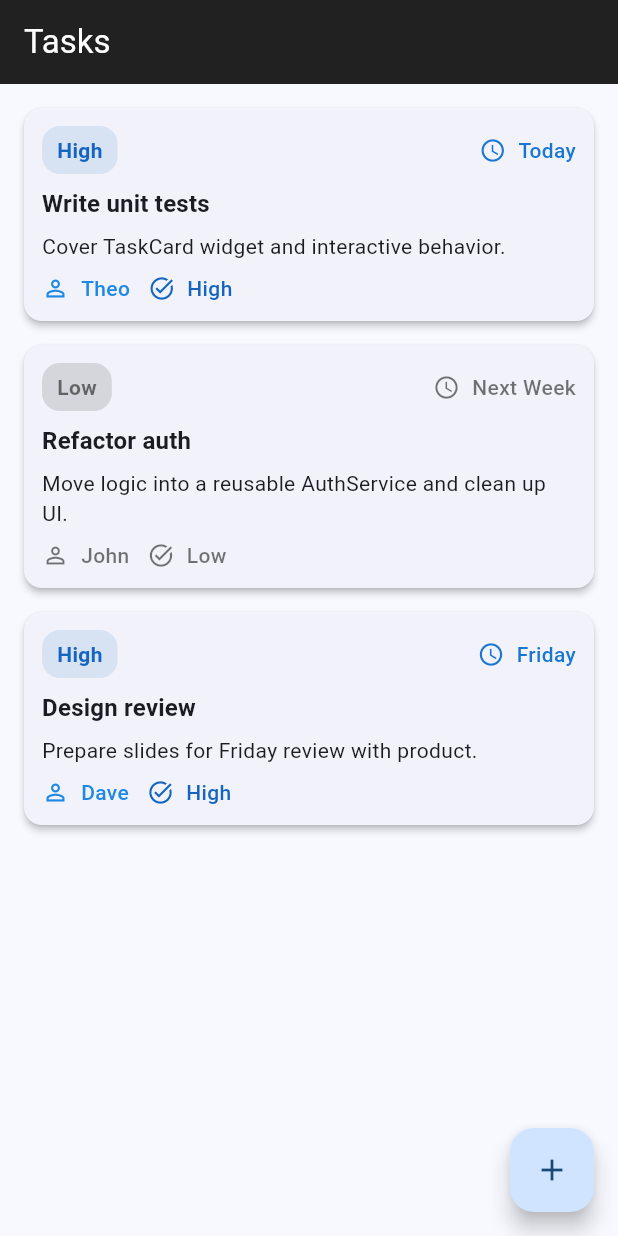
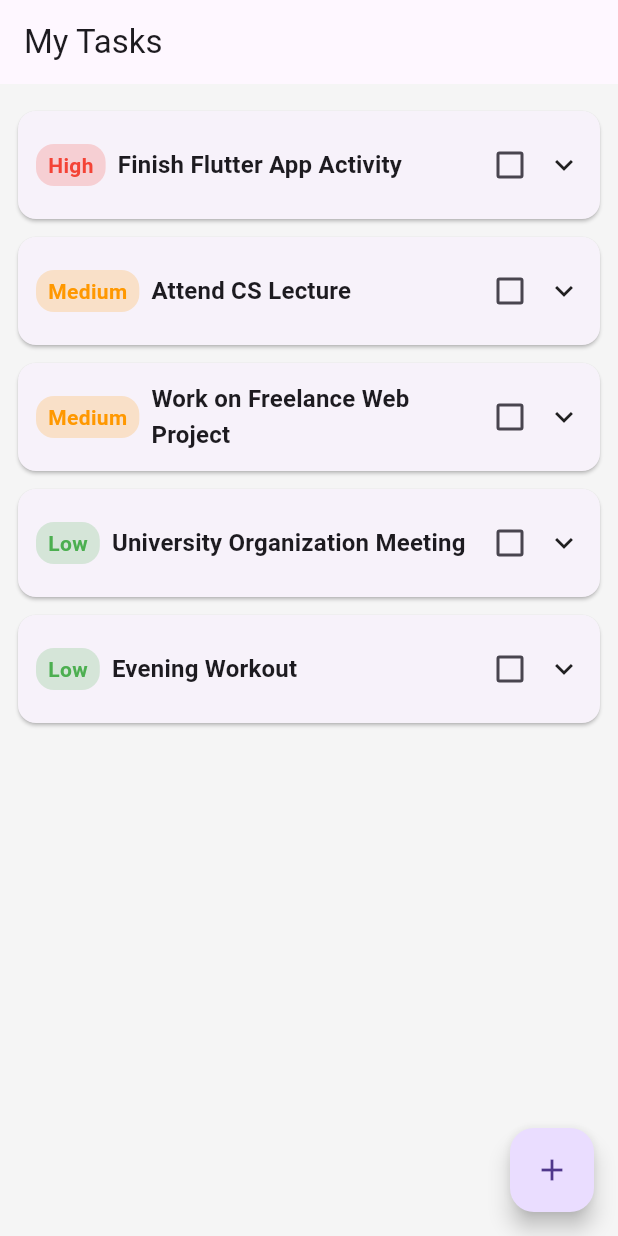
Before and after one commit to Theo-retical808/exercises, a Flutter app: the screen it shows after launch, on a phone screen of 412 x 824 dp. Run offline on Flutter 3.47's test engine with Material 3 defaults, Android fonts, the light colour scheme and no system bars.

Commit message:
D: extracted widgets and updated demo data

```diff
--- a/lib/main.dart
+++ b/lib/main.dart
@@ -1,314 +1,175 @@
-// main.dart
 import 'package:flutter/material.dart';
+import 'widgets/task_card.dart';
+import 'widgets/expandable_task_card.dart';
 
-void main() => runApp(const TaskApp());
+void main() {
+  runApp(const MyApp());
+}
 
-class TaskApp extends StatelessWidget {
-  const TaskApp({super.key});
+class MyApp extends StatelessWidget {
+  const MyApp({super.key});
 
   @override
   Widget build(BuildContext context) {
     return MaterialApp(
-      title: 'Widget Fundamentals Demo',
+      title: 'Task Manager',
       theme: ThemeData(
-        useMaterial3: true,
-        colorScheme: ColorScheme.fromSeed(
-          seedColor: Colors.blue,
-          brightness: Brightness.light,
-        ),
-        appBarTheme: const AppBarTheme(
-          backgroundColor: Colors.black87,
-          foregroundColor: Colors.white,
-        ),
+        primarySwatch: Colors.blue,
+        scaffoldBackgroundColor: Colors.grey[100],
       ),
       home: const TaskListPage(),
     );
   }
 }
 
+class Task {
+  final String title;
+  final String description;
+  final String priority;
+  final String? dueDate;
+  final String? assignee;
+
+  Task({
+    required this.title,
+    required this.description,
+    required this.priority,
+    this.dueDate,
+    this.assignee,
+  });
+}
+
+// Custom demo tasks
+final List<Task> _demoTasks = [
+  Task(
+    title: 'Finish Flutter App Activity',
+    description: 'Complete the personalized widgets and expandable task card activity for Flutter class.',
+    priority: 'High',
+    dueDate: 'Today 11:59 PM',
+    assignee: 'Theo',
+  ),
+  Task(
+    title: 'Attend CS Lecture',
+    description: 'Join the online lecture for Data Structures class and take notes.',
+    priority: 'Medium',
+    dueDate: 'Today 2:00 PM',
+    assignee: 'Self',
+  ),
+  Task(
+    title: 'Work on Freelance Web Project',
+    description: 'Implement the new feature requested by the client for the website dashboard.',
+    priority: 'Medium',
+    dueDate: 'Tomorrow 6:00 PM',
+    assignee: 'Self',
+  ),
+  Task(
+    title: 'University Organization Meeting',
+    description: 'Participate in student council planning meeting for upcoming university events.',
+    priority: 'Low',
+    dueDate: 'Today 5:00 PM',
+    assignee: 'Student Council',
+  ),
+  Task(
+    title: 'Evening Workout',
+    description: 'Follow the calisthenics routine in Thenix app for daily strength training.',
+    priority: 'Low',
+    dueDate: 'Today 8:00 PM',
+    assignee: 'Self',
+  ),
+];
+
 class TaskListPage extends StatelessWidget {
   const TaskListPage({super.key});
-
-  static final _demoTasks = [
-    {
-      'title': 'Write unit tests',
-      'description': 'Cover TaskCard widget and interactive behavior.',
-      'priority': 'High',
-      'dueDate': 'Today',
-      'assignee': 'Theo',
-      'tags': ['Testing', 'Flutter'],
-    },
-    {
-      'title': 'Refactor auth',
-      'description': 'Move logic into a reusable AuthService and clean up UI.',
-      'priority': 'Low',
-      'dueDate': 'Next Week',
-      'assignee': 'John',
-      'tags': ['Backend', 'Security'],
-    },
-    {
-      'title': 'Design review',
-      'description': 'Prepare slides for Friday review with product.',
-      'priority': 'High',
-      'dueDate': 'Friday',
-      'assignee': 'Dave',
-      'tags': ['Design', 'Review'],
-    },
-  ];
 
   @override
   Widget build(BuildContext context) {
     return Scaffold(
-      appBar: AppBar(title: const Text('Tasks')),
-      body: ListView.separated(
+      appBar: AppBar(
+        title: const Text('My Tasks'),
+      ),
+      body: ListView.builder(
         padding: const EdgeInsets.all(12),
         itemCount: _demoTasks.length,
-        separatorBuilder: (_, __) => const SizedBox(height: 8),
-        itemBuilder: (context, i) {
-          final t = _demoTasks[i];
-          return TaskCard(
-            title: t['title']! as String,
-            description: t['description']! as String,
-            priority: t['priority']! as String,
-            dueDate: t['dueDate'] as String?,
-            assignee: t['assignee'] as String?,
-            tags: (t['tags'] as List<dynamic>?)?.cast<String>(),
+        itemBuilder: (context, index) {
+          final task = _demoTasks[index];
+
+          // Using ExpandableTaskCard for demo
+          return ExpandableTaskCard(
+            title: task.title,
+            description: task.description,
+            priority: task.priority,
+            dueDate: task.dueDate,
+            assignee: task.assignee,
           );
         },
       ),
       floatingActionButton: FloatingActionButton(
-        onPressed: () => _openAddModal(context),
+        onPressed: () => _showCreateTaskModal(context),
         child: const Icon(Icons.add),
       ),
     );
   }
 
-  void _openAddModal(BuildContext context) {
+  void _showCreateTaskModal(BuildContext context) {
+    String selectedPriority = 'Medium';
     final titleController = TextEditingController(text: 'Weekly sync notes');
-    final descController = TextEditingController(text: 'Discuss weekly updates');
-    String selectedPriority = 'High';
+    final descriptionController = TextEditingController();
 
     showModalBottomSheet(
       context: context,
       isScrollControlled: true,
-      builder: (_) => StatefulBuilder(
-        builder: (context, setState) {
-          return Padding(
+      builder: (context) => StatefulBuilder(
+        builder: (context, setState) => Padding(
           padding: EdgeInsets.only(
             bottom: MediaQuery.of(context).viewInsets.bottom,
+            left: 16,
+            right: 16,
+            top: 16,
           ),
-            child: Padding(
-              padding: const EdgeInsets.all(16),
           child: Column(
             mainAxisSize: MainAxisSize.min,
+            crossAxisAlignment: CrossAxisAlignment.start,
             children: [
-                  Text('Add Task', style: Theme.of(context).textTheme.titleLarge),
+              const Text(
+                'Create Task',
+                style: TextStyle(fontSize: 20, fontWeight: FontWeight.bold),
+              ),
               const SizedBox(height: 12),
               TextField(
                 controller: titleController,
                 decoration: const InputDecoration(labelText: 'Title'),
               ),
-                  const SizedBox(height: 8),
               TextField(
-                    controller: descController,
-                    maxLines: 2,
+                controller: descriptionController,
                 decoration: const InputDecoration(labelText: 'Description'),
               ),
-                  const SizedBox(height: 8),
+              const SizedBox(height: 12),
               DropdownButton<String>(
                 value: selectedPriority,
-                    isExpanded: true,
                 items: ['High', 'Medium', 'Low']
-                        .map((p) => DropdownMenuItem(value: p, child: Text(p)))
+                    .map((p) => DropdownMenuItem(
+                          value: p,
+                          child: Text(p),
+                        ))
                     .toList(),
-                    onChanged: (v) {
-                      if (v != null) setState(() => selectedPriority = v);
-                    },
+                onChanged: (v) => setState(() => selectedPriority = v!),
               ),
               const SizedBox(height: 12),
-                  Row(
-                    children: [
-                      Expanded(
+              SizedBox(
+                width: double.infinity,
                 child: ElevatedButton(
-                          style: ElevatedButton.styleFrom(
-                            backgroundColor: Colors.blue.shade700,
-                          ),
                   onPressed: () {
                     Navigator.pop(context);
                     ScaffoldMessenger.of(context).showSnackBar(
-                              SnackBar(
-                                content: Text(
-                                  '(UI-only) Task "${titleController.text}" created with priority $selectedPriority',
-                                ),
-                                duration: const Duration(seconds: 2),
-                              ),
+                      const SnackBar(content: Text('(UI-only) Task created')),
                     );
                   },
-                          child: const Text('Create (UI-only)'),
+                  child: const Text('Create'),
                 ),
               ),
             ],
           ),
-                  const SizedBox(height: 8),
-                ],
-              ),
-            ),
-          );
-        },
-      ),
-    );
-  }
-}
-
-/// ---------------------------
-/// Widget: TaskCard (Stateless)
-/// ---------------------------
-class TaskCard extends StatelessWidget {
-  final String title;
-  final String description;
-  final String priority;
-  final String? dueDate;
-  final String? assignee;
-  final List<String>? tags;
-  final bool isImportant;
-
-  const TaskCard({
-    super.key,
-    required this.title,
-    required this.description,
-    required this.priority,
-    this.dueDate,
-    this.assignee,
-    this.tags,
-    this.isImportant = false,
-  });
-
-  @override
-  Widget build(BuildContext context) {
-    return Card(
-      elevation: 2,
-      child: Padding(
-        padding: const EdgeInsets.all(12),
-        child: Column(
-          crossAxisAlignment: CrossAxisAlignment.start,
-          children: [
-            // Top row: Priority badge and due date
-            Row(
-              children: [
-                _PriorityBadge(priority: priority),
-                const Spacer(),
-                IconLabel(
-                  icon: Icons.access_time,
-                  label: dueDate ?? 'No due date',
-                  color: priority.toLowerCase() == 'high'
-                      ? Colors.blue.shade700
-                      : Colors.black54,
-                ),
-              ],
-            ),
-            const SizedBox(height: 8),
-            Text(
-              title,
-              style: Theme.of(context).textTheme.titleMedium?.copyWith(
-                    fontWeight: FontWeight.bold,
-                  ),
-            ),
-            const SizedBox(height: 6),
-            Text(
-              description,
-              maxLines: 2,
-              overflow: TextOverflow.ellipsis,
-            ),
-            const SizedBox(height: 8),
-            Row(
-              children: [
-                IconLabel(
-                  icon: Icons.person_outline,
-                  label: assignee ?? 'Unassigned',
-                  color: priority.toLowerCase() == 'high'
-                      ? Colors.blue.shade600
-                      : Colors.black54,
-                ),
-                const SizedBox(width: 12),
-                IconLabel(
-                  icon: Icons.task_alt,
-                  label: priority,
-                  color: priority.toLowerCase() == 'high'
-                      ? Colors.blue.shade800
-                      : Colors.black54,
-                ),
-              ],
-            ),
-          ],
         ),
       ),
     );
   }
 }
-
-/// ---------------------------
-/// Small private sub-widget
-/// ---------------------------
-class _PriorityBadge extends StatelessWidget {
-  final String priority;
-
-  const _PriorityBadge({required this.priority});
-
-  Color get _color =>
-      priority.toLowerCase() == 'high' ? Colors.blue.shade800 : Colors.black54;
-
-  @override
-  Widget build(BuildContext context) {
-    return Container(
-      padding: const EdgeInsets.symmetric(horizontal: 10, vertical: 6),
-      decoration: BoxDecoration(
-        color: _color.withValues(alpha: 0.12),
-        borderRadius: BorderRadius.circular(12),
-      ),
-      child: Text(
-        priority,
-        style: TextStyle(color: _color, fontWeight: FontWeight.w600),
-      ),
-    );
-  }
-}
-
-/// ---------------------------
-/// Simple personalized IconLabel widget
-/// ---------------------------
-class IconLabel extends StatelessWidget {
-  final IconData icon;
-  final String label;
-  final Color? color;
-  final double iconSize;
-  final double spacing;
-
-  const IconLabel({
-    super.key,
-    required this.icon,
-    required this.label,
-    this.color,
-    this.iconSize = 18.0,
-    this.spacing = 8.0,
-  });
-
-  @override
-  Widget build(BuildContext context) {
-    final effectiveColor = color ?? Theme.of(context).colorScheme.onSurface;
-
-    return Row(
-      mainAxisSize: MainAxisSize.min,
-      children: [
-        Icon(icon, size: iconSize, color: effectiveColor),
-        SizedBox(width: spacing),
-        Text(
-          label,
-          style: Theme.of(context).textTheme.bodyMedium?.copyWith(
-                color: effectiveColor,
-                fontWeight: FontWeight.w500,
-              ),
-        ),
-      ],
-    );
-  }
-}
--- /dev/null
+++ b/lib/widgets/expandable_task_card.dart
@@ -0,0 +1,140 @@
+import 'package:flutter/material.dart';
+import 'icon_label.dart';
+
+class ExpandableTaskCard extends StatefulWidget {
+  final String title;
+  final String description;
+  final String priority;
+  final String? dueDate;
+  final String? assignee;
+
+  const ExpandableTaskCard({
+    super.key,
+    required this.title,
+    required this.description,
+    required this.priority,
+    this.dueDate,
+    this.assignee,
+  });
+
+  @override
+  State<ExpandableTaskCard> createState() => _ExpandableTaskCardState();
+}
+
+class _ExpandableTaskCardState extends State<ExpandableTaskCard> {
+  bool _expanded = false;
+  bool _done = false;
+
+  @override
+  Widget build(BuildContext context) {
+    return Card(
+      margin: const EdgeInsets.symmetric(vertical: 6),
+      child: Padding(
+        padding: const EdgeInsets.all(12),
+        child: Column(
+          crossAxisAlignment: CrossAxisAlignment.start,
+          children: [
+            InkWell(
+              onTap: () => setState(() => _expanded = !_expanded),
+              child: Row(
+                children: [
+                  _PriorityBadge(priority: widget.priority),
+                  const SizedBox(width: 8),
+                  Expanded(
+                    child: Text(
+                      widget.title,
+                      style: Theme.of(context).textTheme.titleMedium?.copyWith(
+                            fontWeight: FontWeight.bold,
+                          ),
+                    ),
+                  ),
+                  Checkbox(
+                    value: _done,
+                    onChanged: (v) => setState(() => _done = v ?? false),
+                  ),
+                  Icon(_expanded ? Icons.keyboard_arrow_up : Icons.keyboard_arrow_down),
+                ],
+              ),
+            ),
+            AnimatedCrossFade(
+              firstChild: const SizedBox.shrink(),
+              secondChild: Padding(
+                padding: const EdgeInsets.only(top: 8),
+                child: Column(
+                  crossAxisAlignment: CrossAxisAlignment.start,
+                  children: [
+                    Text(widget.description),
+                    const SizedBox(height: 8),
+                    Row(
+                      children: [
+                        IconLabel(
+                          icon: Icons.person_outline,
+                          label: widget.assignee ?? 'Unassigned',
+                          color: Colors.black54,
+                        ),
+                        const SizedBox(width: 12),
+                        IconLabel(
+                          icon: Icons.access_time,
+                          label: widget.dueDate ?? 'No due date',
+                          color: Colors.black54,
+                        ),
+                      ],
+                    ),
+                    const SizedBox(height: 8),
+                    Row(
+                      children: [
+                        ElevatedButton(
+                          onPressed: () {},
+                          child: const Text('Action 1'),
+                        ),
+                        const SizedBox(width: 8),
+                        ElevatedButton(
+                          onPressed: () {},
+                          child: const Text('Action 2'),
+                        ),
+                      ],
+                    ),
+                  ],
+                ),
+              ),
+              crossFadeState:
+                  _expanded ? CrossFadeState.showSecond : CrossFadeState.showFirst,
+              duration: const Duration(milliseconds: 200),
+            ),
+          ],
+        ),
+      ),
+    );
+  }
+}
+
+class _PriorityBadge extends StatelessWidget {
+  final String priority;
+  const _PriorityBadge({required this.priority});
+
+  @override
+  Widget build(BuildContext context) {
+    Color color;
+    switch (priority.toLowerCase()) {
+      case 'high':
+        color = Colors.red;
+        break;
+      case 'medium':
+        color = Colors.orange;
+        break;
+      case 'low':
+        color = Colors.green;
+        break;
+      default:
+        color = Colors.grey;
+    }
+    return Container(
+      padding: const EdgeInsets.symmetric(horizontal: 8, vertical: 4),
+      decoration: BoxDecoration(
+        color: color.withOpacity(0.2),
+        borderRadius: BorderRadius.circular(12),
+      ),
+      child: Text(priority, style: TextStyle(color: color, fontWeight: FontWeight.bold)),
+    );
+  }
+}
```
Also changed, not shown: lib/widgets/icon_label.dart (added, +25 -0 lines), lib/widgets/task_card.dart (added, +91 -0 lines). Lines whose indentation alone changed are shown as unchanged.
